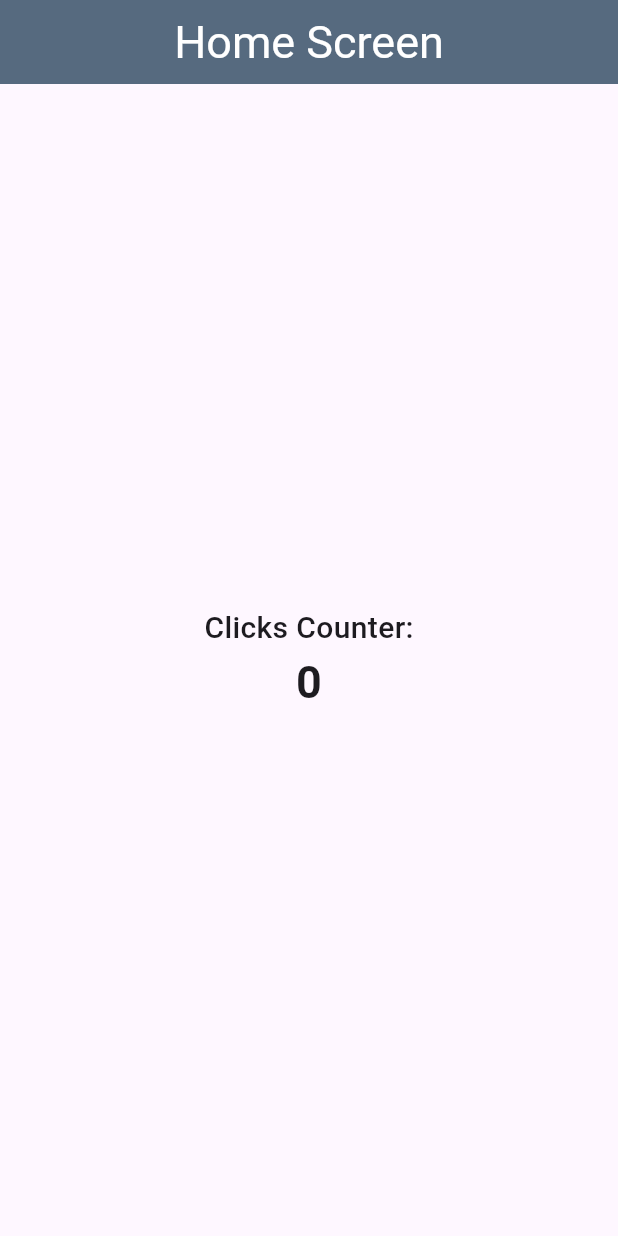
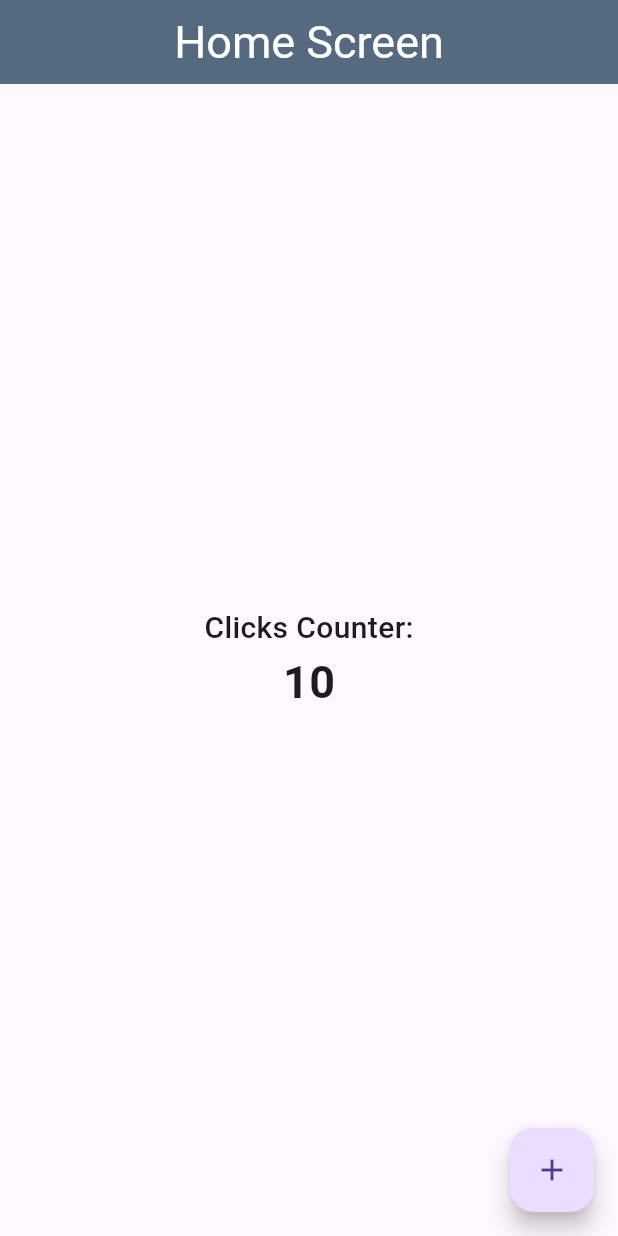
Before and after one commit to RudyCancax/First-Flutter-App, a Flutter app: the screen it shows after launch, on a phone screen of 412 x 824 dp. Run offline on Flutter 3.47's test engine with Material 3 defaults, Android fonts, the phone set to English and light mode, and no system bars.

Commit message:
Feat: Adding a floating button

```diff
--- a/lib/screens/home_screen.dart
+++ b/lib/screens/home_screen.dart
@@ -5,7 +5,7 @@ class HomeScreen extends StatelessWidget {
 
   @override
   Widget build(BuildContext context) {
-    var counter = 0;
+    int counter = 10;
     return Scaffold(
         appBar: AppBar(
           title: const Center(child: Text("Home Screen")),
@@ -25,6 +25,9 @@ class HomeScreen extends StatelessWidget {
             )
           ],
         )),
-    );
+        floatingActionButton: FloatingActionButton(
+          onPressed: () => {print("hello")},
+          child: const Icon(Icons.add),
+        ));
   }
 }
```
Lines whose indentation alone changed are shown as unchanged.
